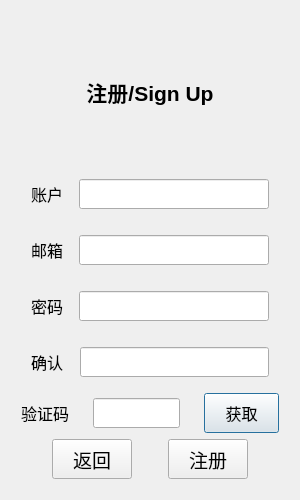
Above: registerdialog.ui from BaijiuChat/BC_Client before the change. Below: the same form after it.
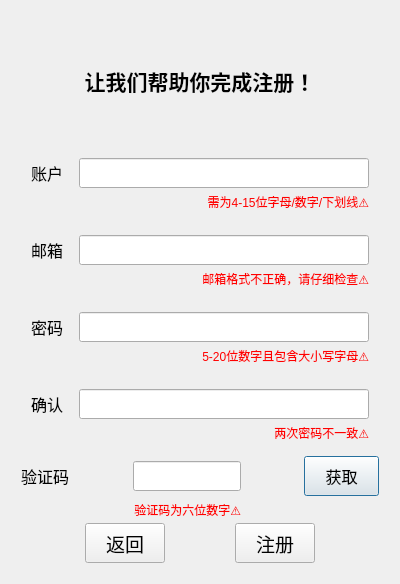
That is the form after the change. Custom widgets are drawn as their Qt base class.

Commit message:
完成注册页面错误提示
正在开发显示密码功能

What changed in the file:
```diff
--- a/registerdialog.ui
+++ b/registerdialog.ui
@@ -6,8 +6,8 @@
    <rect>
     <x>0</x>
     <y>0</y>
-    <width>300</width>
-    <height>500</height>
+    <width>400</width>
+    <height>584</height>
    </rect>
   </property>
   <property name="minimumSize">
@@ -18,8 +18,8 @@
   </property>
   <property name="maximumSize">
    <size>
-    <width>300</width>
-    <height>500</height>
+    <width>600</width>
+    <height>1000</height>
    </size>
   </property>
   <property name="windowTitle">
@@ -49,7 +49,7 @@
         </font>
        </property>
        <property name="text">
-        <string>&lt;html&gt;&lt;head/&gt;&lt;body&gt;&lt;p align=&quot;center&quot;&gt;注册/Sign Up&lt;/p&gt;&lt;/body&gt;&lt;/html&gt;</string>
+        <string>&lt;html&gt;&lt;head/&gt;&lt;body&gt;&lt;p align=&quot;center&quot;&gt;让我们帮助你完成注册！&lt;/p&gt;&lt;/body&gt;&lt;/html&gt;</string>
        </property>
        <property name="alignment">
         <set>Qt::AlignmentFlag::AlignCenter</set>
@@ -57,7 +57,7 @@
       </widget>
      </item>
      <item>
-      <layout class="QHBoxLayout" name="horizontalLayout_2">
+      <layout class="QGridLayout" name="gridLayout_3">
        <property name="leftMargin">
         <number>10</number>
        </property>
@@ -70,43 +70,65 @@
        <property name="bottomMargin">
         <number>10</number>
        </property>
-       <item>
+       <item row="0" column="2">
+        <widget class="QLineEdit" name="userLineEdit">
+         <property name="minimumSize">
+          <size>
+           <width>0</width>
+           <height>30</height>
+          </size>
+         </property>
+        </widget>
+       </item>
+       <item row="0" column="1">
+        <spacer name="horizontalSpacer_3">
+         <property name="orientation">
+          <enum>Qt::Orientation::Horizontal</enum>
+         </property>
+         <property name="sizeType">
+          <enum>QSizePolicy::Policy::Fixed</enum>
+         </property>
+         <property name="sizeHint" stdset="0">
+          <size>
+           <width>10</width>
+           <height>20</height>
+          </size>
+         </property>
+        </spacer>
+       </item>
+       <item row="0" column="0">
         <widget class="QLabel" name="userLabel">
          <property name="text">
           <string>&lt;html&gt;&lt;head/&gt;&lt;body&gt;&lt;p align=&quot;center&quot;&gt;&lt;span style=&quot; font-size:12pt;&quot;&gt;账户&lt;/span&gt;&lt;/p&gt;&lt;/body&gt;&lt;/html&gt;</string>
          </property>
         </widget>
        </item>
-       <item>
-        <spacer name="horizontalSpacer_3">
-         <property name="orientation">
-          <enum>Qt::Orientation::Horizontal</enum>
+       <item row="1" column="2">
+        <widget class="QLabel" name="userTip">
+         <property name="enabled">
+          <bool>true</bool>
          </property>
-         <property name="sizeType">
-          <enum>QSizePolicy::Policy::Fixed</enum>
-         </property>
-         <property name="sizeHint" stdset="0">
+         <property name="maximumSize">
           <size>
-           <width>10</width>
-           <height>20</height>
+           <width>16777215</width>
+           <height>15</height>
           </size>
          </property>
-        </spacer>
-       </item>
-       <item>
-        <widget class="QLineEdit" name="userLineEdit">
-         <property name="minimumSize">
-          <size>
-           <width>0</width>
-           <height>30</height>
-          </size>
+         <property name="styleSheet">
+          <string notr="true">color: red;</string>
+         </property>
+         <property name="text">
+          <string>需为4-15位字母/数字/下划线⚠️</string>
+         </property>
+         <property name="alignment">
+          <set>Qt::AlignmentFlag::AlignRight|Qt::AlignmentFlag::AlignTrailing|Qt::AlignmentFlag::AlignVCenter</set>
          </property>
         </widget>
        </item>
       </layout>
      </item>
      <item>
-      <layout class="QHBoxLayout" name="horizontalLayout_3">
+      <layout class="QGridLayout" name="gridLayout_4">
        <property name="leftMargin">
         <number>10</number>
        </property>
@@ -126,7 +148,7 @@
          </property>
         </widget>
        </item>
-       <item>
+       <item row="0" column="1">
         <spacer name="horizontalSpacer_4">
          <property name="orientation">
           <enum>Qt::Orientation::Horizontal</enum>
@@ -142,7 +164,7 @@
          </property>
         </spacer>
        </item>
-       <item>
+       <item row="0" column="2">
         <widget class="QLineEdit" name="emailLineEdit">
          <property name="minimumSize">
           <size>
@@ -152,10 +174,32 @@
          </property>
         </widget>
        </item>
+       <item row="1" column="2">
+        <widget class="QLabel" name="emailTip">
+         <property name="enabled">
+          <bool>true</bool>
+         </property>
+         <property name="maximumSize">
+          <size>
+           <width>16777215</width>
+           <height>15</height>
+          </size>
+         </property>
+         <property name="styleSheet">
+          <string notr="true">color: red;</string>
+         </property>
+         <property name="text">
+          <string>邮箱格式不正确，请仔细检查⚠️</string>
+         </property>
+         <property name="alignment">
+          <set>Qt::AlignmentFlag::AlignRight|Qt::AlignmentFlag::AlignTrailing|Qt::AlignmentFlag::AlignVCenter</set>
+         </property>
+        </widget>
+       </item>
       </layout>
      </item>
      <item>
-      <layout class="QHBoxLayout" name="horizontalLayout_4">
+      <layout class="QGridLayout" name="gridLayout_5">
        <property name="leftMargin">
         <number>10</number>
        </property>
@@ -168,30 +212,30 @@
        <property name="bottomMargin">
         <number>10</number>
        </property>
-       <item>
+       <item row="0" column="1">
+        <spacer name="horizontalSpacer_5">
+         <property name="orientation">
+          <enum>Qt::Orientation::Horizontal</enum>
+         </property>
+         <property name="sizeType">
+          <enum>QSizePolicy::Policy::Fixed</enum>
+         </property>
+         <property name="sizeHint" stdset="0">
+          <size>
+           <width>10</width>
+           <height>20</height>
+          </size>
+         </property>
+        </spacer>
+       </item>
+       <item row="0" column="0">
         <widget class="QLabel" name="label_4">
          <property name="text">
           <string>&lt;html&gt;&lt;head/&gt;&lt;body&gt;&lt;p&gt;&lt;span style=&quot; font-size:12pt;&quot;&gt;密码&lt;/span&gt;&lt;/p&gt;&lt;/body&gt;&lt;/html&gt;</string>
          </property>
         </widget>
        </item>
-       <item>
-        <spacer name="horizontalSpacer_5">
-         <property name="orientation">
-          <enum>Qt::Orientation::Horizontal</enum>
-         </property>
-         <property name="sizeType">
-          <enum>QSizePolicy::Policy::Fixed</enum>
-         </property>
-         <property name="sizeHint" stdset="0">
-          <size>
-           <width>10</width>
-           <height>20</height>
-          </size>
-         </property>
-        </spacer>
-       </item>
-       <item>
+       <item row="0" column="2">
         <widget class="QLineEdit" name="pwdLineEdit">
          <property name="minimumSize">
           <size>
@@ -201,13 +245,29 @@
          </property>
         </widget>
        </item>
+       <item row="1" column="2">
+        <widget class="QLabel" name="pwdTip">
+         <property name="maximumSize">
+          <size>
+           <width>16777215</width>
+           <height>15</height>
+          </size>
+         </property>
+         <property name="styleSheet">
+          <string notr="true">color: red;</string>
+         </property>
+         <property name="text">
+          <string>5-20位数字且包含大小写字母⚠️</string>
+         </property>
+         <property name="alignment">
+          <set>Qt::AlignmentFlag::AlignRight|Qt::AlignmentFlag::AlignTrailing|Qt::AlignmentFlag::AlignVCenter</set>
+         </property>
+        </widget>
+       </item>
       </layout>
      </item>
      <item>
-      <layout class="QHBoxLayout" name="horizontalLayout">
-       <property name="spacing">
-        <number>7</number>
-       </property>
+      <layout class="QGridLayout" name="gridLayout_6">
        <property name="leftMargin">
         <number>10</number>
        </property>
@@ -220,30 +280,30 @@
        <property name="bottomMargin">
         <number>10</number>
        </property>
-       <item>
+       <item row="0" column="1">
+        <spacer name="horizontalSpacer_6">
+         <property name="orientation">
+          <enum>Qt::Orientation::Horizontal</enum>
+         </property>
+         <property name="sizeType">
+          <enum>QSizePolicy::Policy::Fixed</enum>
+         </property>
+         <property name="sizeHint" stdset="0">
+          <size>
+           <width>10</width>
+           <height>20</height>
+          </size>
+         </property>
+        </spacer>
+       </item>
+       <item row="0" column="0">
         <widget class="QLabel" name="label_3">
          <property name="text">
           <string>&lt;html&gt;&lt;head/&gt;&lt;body&gt;&lt;p&gt;&lt;span style=&quot; font-size:12pt;&quot;&gt;确认&lt;/span&gt;&lt;/p&gt;&lt;/body&gt;&lt;/html&gt;</string>
          </property>
         </widget>
        </item>
-       <item>
-        <spacer name="horizontalSpacer_6">
-         <property name="orientation">
-          <enum>Qt::Orientation::Horizontal</enum>
-         </property>
-         <property name="sizeType">
-          <enum>QSizePolicy::Policy::Fixed</enum>
-         </property>
-         <property name="sizeHint" stdset="0">
-          <size>
-           <width>10</width>
-           <height>20</height>
-          </size>
-         </property>
-        </spacer>
-       </item>
-       <item>
+       <item row="0" column="2">
         <widget class="QLineEdit" name="confirmLineEdit">
          <property name="minimumSize">
           <size>
@@ -253,54 +313,30 @@
          </property>
         </widget>
        </item>
+       <item row="1" column="2">
+        <widget class="QLabel" name="confirmTip">
+         <property name="maximumSize">
+          <size>
+           <width>16777215</width>
+           <height>15</height>
+          </size>
+         </property>
+         <property name="styleSheet">
+          <string notr="true">color: red;</string>
+         </property>
+         <property name="text">
+          <string>两次密码不一致⚠️</string>
+         </property>
+         <property name="alignment">
+          <set>Qt::AlignmentFlag::AlignRight|Qt::AlignmentFlag::AlignTrailing|Qt::AlignmentFlag::AlignVCenter</set>
+         </property>
+        </widget>
+       </item>
       </layout>
      </item>
      <item>
-      <layout class="QHBoxLayout" name="horizontalLayout_5">
-       <item>
-        <widget class="QLabel" name="label_5">
-         <property name="text">
-          <string>&lt;html&gt;&lt;head/&gt;&lt;body&gt;&lt;p&gt;&lt;span style=&quot; font-size:12pt;&quot;&gt;验证码&lt;/span&gt;&lt;/p&gt;&lt;/body&gt;&lt;/html&gt;</string>
-         </property>
-        </widget>
-       </item>
-       <item>
-        <spacer name="horizontalSpacer">
-         <property name="orientation">
-          <enum>Qt::Orientation::Horizontal</enum>
-         </property>
-         <property name="sizeHint" stdset="0">
-          <size>
-           <width>40</width>
-           <height>20</height>
-          </size>
-         </property>
-        </spacer>
-       </item>
-       <item>
-        <widget class="QLineEdit" name="codeLineEdit">
-         <property name="minimumSize">
-          <size>
-           <width>0</width>
-           <height>30</height>
-          </size>
-         </property>
-        </widget>
-       </item>
-       <item>
-        <spacer name="horizontalSpacer_2">
-         <property name="orientation">
-          <enum>Qt::Orientation::Horizontal</enum>
-         </property>
-         <property name="sizeHint" stdset="0">
-          <size>
-           <width>40</width>
-           <height>20</height>
-          </size>
-         </property>
-        </spacer>
-       </item>
-       <item>
+      <layout class="QGridLayout" name="gridLayout_2">
+       <item row="0" column="4">
         <widget class="TimerBtn" name="getButton">
          <property name="minimumSize">
           <size>
@@ -324,6 +360,68 @@
          </property>
         </widget>
        </item>
+       <item row="0" column="3">
+        <spacer name="horizontalSpacer_2">
+         <property name="orientation">
+          <enum>Qt::Orientation::Horizontal</enum>
+         </property>
+         <property name="sizeHint" stdset="0">
+          <size>
+           <width>40</width>
+           <height>20</height>
+          </size>
+         </property>
+        </spacer>
+       </item>
+       <item row="0" column="2">
+        <widget class="QLineEdit" name="codeLineEdit">
+         <property name="minimumSize">
+          <size>
+           <width>0</width>
+           <height>30</height>
+          </size>
+         </property>
+        </widget>
+       </item>
+       <item row="0" column="0">
+        <widget class="QLabel" name="label_5">
+         <property name="text">
+          <string>&lt;html&gt;&lt;head/&gt;&lt;body&gt;&lt;p&gt;&lt;span style=&quot; font-size:12pt;&quot;&gt;验证码&lt;/span&gt;&lt;/p&gt;&lt;/body&gt;&lt;/html&gt;</string>
+         </property>
+        </widget>
+       </item>
+       <item row="0" column="1">
+        <spacer name="horizontalSpacer">
+         <property name="orientation">
+          <enum>Qt::Orientation::Horizontal</enum>
+         </property>
+         <property name="sizeHint" stdset="0">
+          <size>
+           <width>40</width>
+           <height>20</height>
+          </size>
+         </property>
+        </spacer>
+       </item>
+       <item row="1" column="2">
+        <widget class="QLabel" name="codeTip">
+         <property name="maximumSize">
+          <size>
+           <width>16777215</width>
+           <height>15</height>
+          </size>
+         </property>
+         <property name="styleSheet">
+          <string notr="true">color: red;</string>
+         </property>
+         <property name="text">
+          <string>验证码为六位数字⚠️</string>
+         </property>
+         <property name="alignment">
+          <set>Qt::AlignmentFlag::AlignRight|Qt::AlignmentFlag::AlignTrailing|Qt::AlignmentFlag::AlignVCenter</set>
+         </property>
+        </widget>
+       </item>
       </layout>
      </item>
      <item>
```
Left out of the diff: 2 changed lines with no effect on the pictures. The commit also changes 7 other files.
